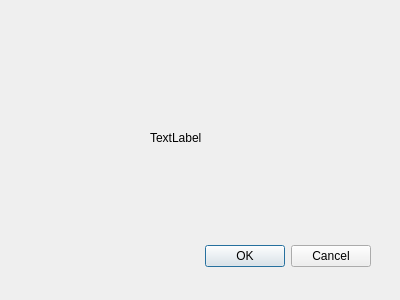
Before: the Qt Designer form Server/selectedclient.ui in IT-Students-Web-Project/ResourceMonitoring, drawn with Qt 5.
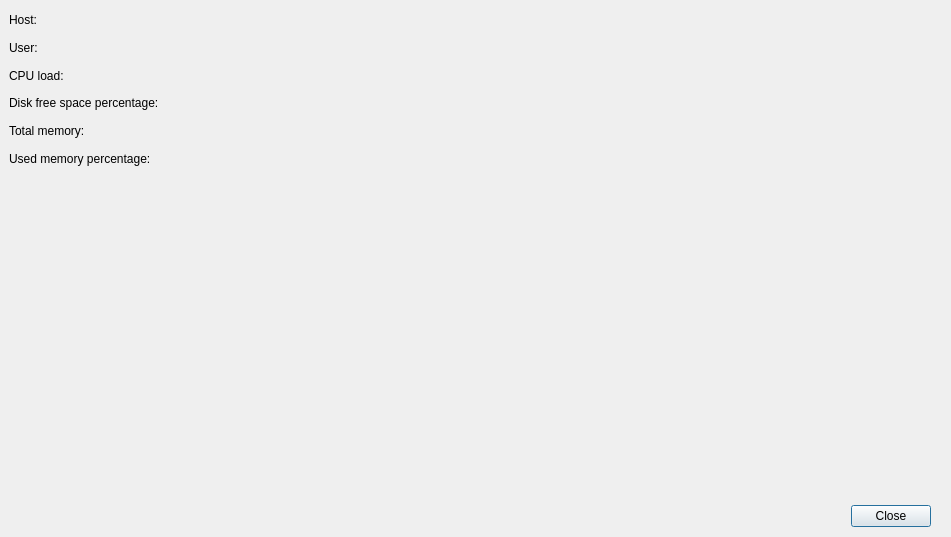
After: the same form once the commit is applied.

Commit message: Added more info to client

Patch:
```diff
--- a/Server/selectedclient.ui
+++ b/Server/selectedclient.ui
@@ -6,8 +6,8 @@
    <rect>
     <x>0</x>
     <y>0</y>
-    <width>400</width>
-    <height>300</height>
+    <width>951</width>
+    <height>537</height>
    </rect>
   </property>
   <property name="windowTitle">
@@ -16,9 +16,9 @@
   <widget class="QDialogButtonBox" name="buttonBox">
    <property name="geometry">
     <rect>
-     <x>30</x>
-     <y>240</y>
-     <width>341</width>
+     <x>850</x>
+     <y>500</y>
+     <width>81</width>
      <height>32</height>
     </rect>
    </property>
@@ -26,21 +26,104 @@
     <enum>Qt::Horizontal</enum>
    </property>
    <property name="standardButtons">
-    <set>QDialogButtonBox::Cancel|QDialogButtonBox::Ok</set>
+    <set>QDialogButtonBox::Close</set>
    </property>
   </widget>
-  <widget class="QLabel" name="label">
+  <widget class="QWidget" name="gridLayoutWidget">
    <property name="geometry">
     <rect>
-     <x>150</x>
-     <y>130</y>
-     <width>171</width>
-     <height>16</height>
+     <x>9</x>
+     <y>9</y>
+     <width>321</width>
+     <height>161</height>
     </rect>
    </property>
-   <property name="text">
-    <string>TextLabel</string>
-   </property>
+   <layout class="QGridLayout" name="gridLayout">
+    <item row="1" column="1">
+     <widget class="QLabel" name="labelUser">
+      <property name="text">
+       <string/>
+      </property>
+     </widget>
+    </item>
+    <item row="2" column="1">
+     <widget class="QLabel" name="labelCpuLoad">
+      <property name="text">
+       <string/>
+      </property>
+     </widget>
+    </item>
+    <item row="4" column="0">
+     <widget class="QLabel" name="labelMemoryDesc">
+      <property name="text">
+       <string>Total memory:</string>
+      </property>
+     </widget>
+    </item>
+    <item row="3" column="0">
+     <widget class="QLabel" name="labelDiskDesc">
+      <property name="text">
+       <string>Disk free space percentage:</string>
+      </property>
+     </widget>
+    </item>
+    <item row="0" column="1">
+     <widget class="QLabel" name="labelHost">
+      <property name="text">
+       <string/>
+      </property>
+     </widget>
+    </item>
+    <item row="1" column="0">
+     <widget class="QLabel" name="labelUserDesc">
+      <property name="text">
+       <string>User:</string>
+      </property>
+     </widget>
+    </item>
+    <item row="3" column="1">
+     <widget class="QLabel" name="labelDisk">
+      <property name="text">
+       <string/>
+      </property>
+     </widget>
+    </item>
+    <item row="2" column="0">
+     <widget class="QLabel" name="labelCpuLoadDesc">
+      <property name="text">
+       <string>CPU load:</string>
+      </property>
+     </widget>
+    </item>
+    <item row="0" column="0">
+     <widget class="QLabel" name="labelHostDesc">
+      <property name="text">
+       <string>Host:</string>
+      </property>
+     </widget>
+    </item>
+    <item row="5" column="0">
+     <widget class="QLabel" name="labelUsedMemoryDesc">
+      <property name="text">
+       <string>Used memory percentage:</string>
+      </property>
+     </widget>
+    </item>
+    <item row="4" column="1">
+     <widget class="QLabel" name="labelMemory">
+      <property name="text">
+       <string/>
+      </property>
+     </widget>
+    </item>
+    <item row="5" column="1">
+     <widget class="QLabel" name="labelUsedMemory">
+      <property name="text">
+       <string/>
+      </property>
+     </widget>
+    </item>
+   </layout>
   </widget>
  </widget>
  <resources/>
```
The commit also changes 1 other file.
